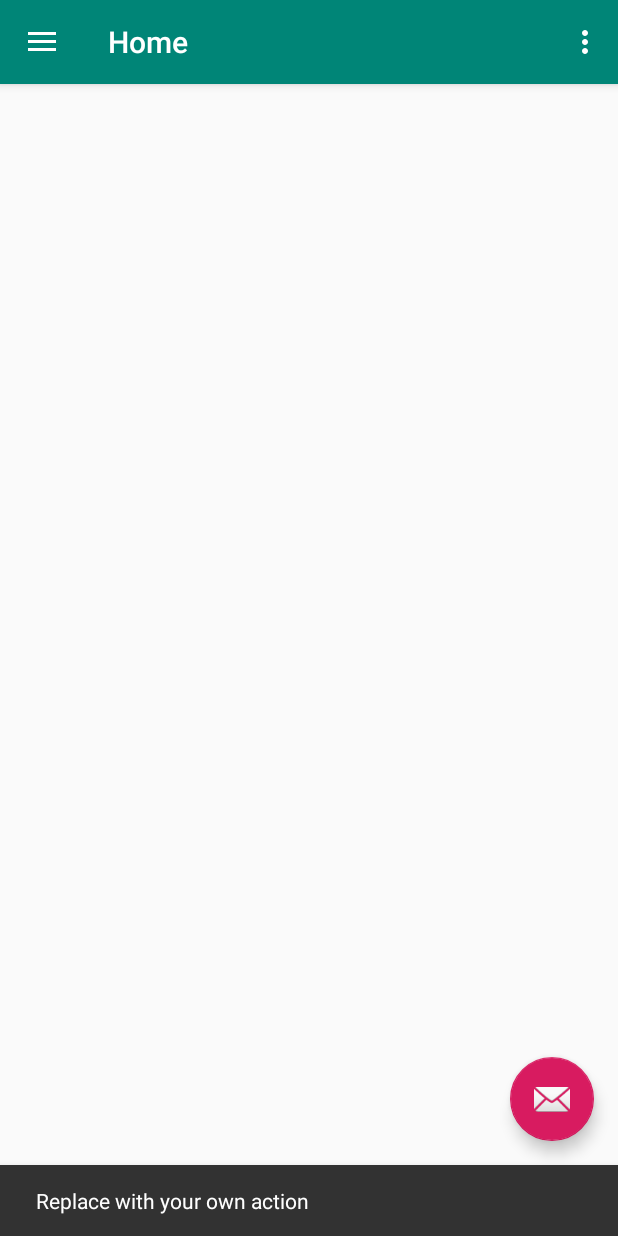
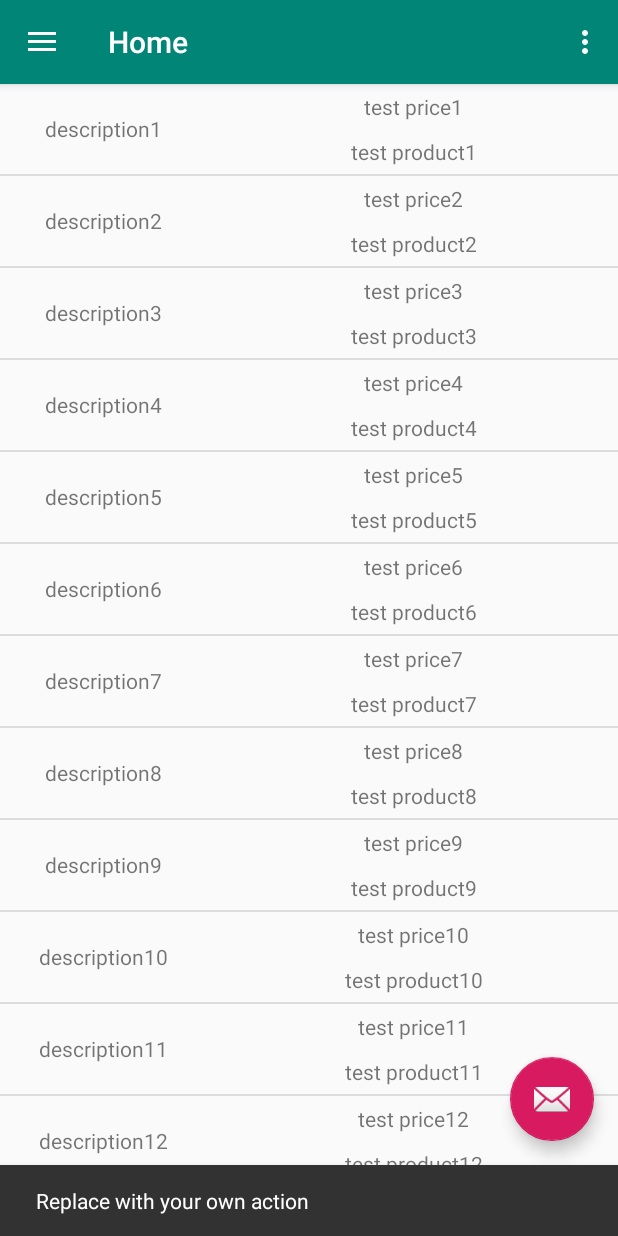
Before and after one commit to IstiVancsa/Android, an Android app: the screen it shows after launch (MainActivity), after a tap on an icon or button, on a phone screen of 412 x 824 dp. Run offline under Robolectric (Android 15) with nearby library versions, the phone set to English and light mode, and no system bars; our stand-ins replace navigation-ui.

Commit message:
Added listview to the main project, home page

```diff
--- a/app/src/main/java/com/example/lab1/ui/home/HomeFragment.java
+++ b/app/src/main/java/com/example/lab1/ui/home/HomeFragment.java
@@ -23,47 +23,17 @@ import java.util.List;
 public class HomeFragment extends Fragment {
 
     private HomeViewModel homeViewModel;
+    private ListView listView;
 
     public View onCreateView(@NonNull LayoutInflater inflater,
                              ViewGroup container, Bundle savedInstanceState) {
         homeViewModel = ViewModelProviders.of(this).get(HomeViewModel.class);
         View root = inflater.inflate(R.layout.fragment_home, container, false);
 
-        List<HomeModel> mockList = new ArrayList<>();
-        mockList.add(new HomeModel(R.drawable.kurtos_kalacs, "kurtos1", "1"));
-        mockList.add(new HomeModel(R.drawable.kurtos_kalacs, "kurtos2", "2"));
-        mockList.add(new HomeModel(R.drawable.kurtos_kalacs, "kurtos3", "3"));
-        mockList.add(new HomeModel(R.drawable.kurtos_kalacs, "kurtos4", "4"));
-        mockList.add(new HomeModel(R.drawable.kurtos_kalacs, "kurtos5", "5"));
-        //homeViewModel.HomeModelList = new ArrayAdapter<List<HomeModel>>(this, R.layout.fragment_home, mockList)
+        listView = (ListView)root.findViewById((R.id.kurtosListView));
 
-        final TextView kurtosName = root.findViewById(R.id.kurtosName);
-        final TextView kurtosPrice = root.findViewById(R.id.kurtosPrice);
-        final ImageView kurtosImage = root.findViewById(R.id.kurtosImage);
-        final ListView kurtosListView = root.findViewById(R.id.kurtosList);
-        kurtosImage.setBackgroundResource(R.drawable.kurtos_kalacs);
-
-
-        homeViewModel.getName().observe(this, new Observer<String>() {
-            @Override
-            public void onChanged(String s) {
-                kurtosName.setText(s);
-            }
-        });
-
-        homeViewModel.getPrice().observe(this, new Observer<String>() {
-            @Override
-            public void onChanged(String s) {
-                kurtosPrice.setText(s);
-            }
-        });
-
-        homeViewModel.getImagePath().observe(this, new Observer<Integer>() {
-            @Override
-            public void onChanged(Integer s) {
-                kurtosImage.setBackgroundResource(s);
-            }
-        });
+        ProductListAdapter adapter = new ProductListAdapter(getActivity(), R.layout.home_list_layout, homeViewModel.getHomeModelList());
+        listView.setAdapter(adapter);
         return root;
     }
 }
--- a/app/src/main/java/com/example/lab1/ui/home/HomeModel.java
+++ /dev/null
@@ -1,15 +0,0 @@
-package com.example.lab1.ui.home;
-
-import androidx.lifecycle.MutableLiveData;
-
-public class HomeModel {
-    public MutableLiveData<Integer> ImagePath;
-    public MutableLiveData<String> KurtosName;
-    public MutableLiveData<String> KurtosPrice;
-
-    public HomeModel(Integer imagePath, String kurtosName, String kurtosPrice){
-        this.ImagePath.setValue(imagePath);
-        this.KurtosPrice.setValue(kurtosPrice);
-        this.KurtosName.setValue(kurtosName);
-    }
-}
--- a/app/src/main/java/com/example/lab1/ui/home/HomeViewModel.java
+++ b/app/src/main/java/com/example/lab1/ui/home/HomeViewModel.java
@@ -14,11 +14,11 @@ import java.util.List;
 
 public class HomeViewModel extends ViewModel {
 
-    public ArrayAdapter<List<HomeModel>> HomeModelList;
+    private  ArrayList<Product> kurtosList;
 
-    public MutableLiveData<Integer> ImagePath;
-    public MutableLiveData<String> KurtosName;
-    public MutableLiveData<String> KurtosPrice;
+    private MutableLiveData<Integer> ImagePath;
+    private MutableLiveData<String> KurtosName;
+    private MutableLiveData<String> KurtosPrice;
 
     public HomeViewModel() {
         ImagePath = new MutableLiveData<>();
@@ -27,6 +27,23 @@ public class HomeViewModel extends ViewModel {
         KurtosName.setValue("Test Kurtos");
         KurtosPrice.setValue("2 lei");
         ImagePath.setValue(R.drawable.kurtos_kalacs);
+
+        this.kurtosList = new ArrayList<>();
+        kurtosList.add(new Product("test price1", "test product1", "description1"));
+        kurtosList.add(new Product("test price2", "test product2", "description2"));
+        kurtosList.add(new Product("test price3", "test product3", "description3"));
+        kurtosList.add(new Product("test price4", "test product4", "description4"));
+        kurtosList.add(new Product("test price5", "test product5", "description5"));
+        kurtosList.add(new Product("test price6", "test product6", "description6"));
+        kurtosList.add(new Product("test price7", "test product7", "description7"));
+        kurtosList.add(new Product("test price8", "test product8", "description8"));
+        kurtosList.add(new Product("test price9", "test product9", "description9"));
+        kurtosList.add(new Product("test price10", "test product10", "description10"));
+        kurtosList.add(new Product("test price11", "test product11", "description11"));
+        kurtosList.add(new Product("test price12", "test product12", "description12"));
+        kurtosList.add(new Product("test price13", "test product13", "description13"));
+        kurtosList.add(new Product("test price14", "test product14", "description14"));
+        kurtosList.add(new Product("test price15", "test product15", "description15"));
     }
 
 
@@ -42,8 +59,8 @@ public class HomeViewModel extends ViewModel {
         return ImagePath;
     }
 
-    public ArrayAdapter<List<HomeModel>> getHomeModelList()
+    public ArrayList<Product> getHomeModelList()
     {
-        return HomeModelList;
+        return kurtosList;
     }
 }
--- /dev/null
+++ b/app/src/main/java/com/example/lab1/ui/home/Product.java
@@ -0,0 +1,37 @@
+package com.example.lab1.ui.home;
+
+public class Product {
+    private String Price;
+    private String Name;
+    private String Description;
+
+    public Product(String price, String name, String description) {
+        Price = price;
+        Name = name;
+        Description = description;
+    }
+
+    public String getPrice() {
+        return Price;
+    }
+
+    public void setPrice(String price) {
+        Price = price;
+    }
+
+    public String getName() {
+        return Name;
+    }
+
+    public void setName(String name) {
+        Name = name;
+    }
+
+    public String getDescription() {
+        return Description;
+    }
+
+    public void setDescription(String description) {
+        Description = description;
+    }
+}
--- /dev/null
+++ b/app/src/main/java/com/example/lab1/ui/home/ProductListAdapter.java
@@ -0,0 +1,49 @@
+package com.example.lab1.ui.home;
+
+import android.content.Context;
+import android.view.LayoutInflater;
+import android.view.View;
+import android.view.ViewGroup;
+import android.widget.ArrayAdapter;
+import android.widget.TextView;
+
+import androidx.annotation.NonNull;
+import androidx.annotation.Nullable;
+
+import com.example.lab1.R;
+
+import java.util.List;
+
+public class ProductListAdapter extends ArrayAdapter<Product> {
+    private static final String TAG = "ProductListAdapter";
+    private Context mContext;
+    private int mResource;
+
+    public ProductListAdapter(@NonNull Context context, int resource, @NonNull List<Product> objects) {
+        super(context, resource, objects);
+        mContext = context;
+        mResource = resource;
+    }
+
+    @NonNull
+    @Override
+    public View getView(int position, @Nullable View convertView, @NonNull ViewGroup parent) {
+        String name = getItem(position).getName();
+        String price = getItem(position).getPrice();
+        String description = getItem(position).getDescription();
+
+        Product product = new Product(price, name, description);
+        LayoutInflater inflater = LayoutInflater.from(mContext);
+        convertView = inflater.inflate(mResource, parent, false);
+
+        TextView nameTextView = (TextView)convertView.findViewById(R.id.textView_Name);
+        TextView priceTextView = (TextView)convertView.findViewById(R.id.textView_Price);
+        TextView descriptionTextView = (TextView)convertView.findViewById(R.id.textView_Description);
+
+        nameTextView.setText(name);
+        priceTextView.setText(price);
+        descriptionTextView.setText(description);
+
+        return convertView;
+    }
+}
--- /dev/null
+++ b/app/src/main/res/layout/home_list_layout.xml
@@ -0,0 +1,39 @@
+<?xml version="1.0" encoding="utf-8"?>
+<LinearLayout
+    xmlns:android="http://schemas.android.com/apk/res/android"
+    android:orientation="horizontal"
+    android:layout_width="match_parent"
+    android:layout_height="match_parent"
+    android:weightSum="100">
+
+    <TextView
+        android:gravity="center"
+        android:id="@+id/textView_Description"
+        android:textAlignment="center"
+        android:layout_width="match_parent"
+        android:layout_height="60dp"
+        android:layout_weight="66.6"
+        android:text="Description" />
+
+    <LinearLayout
+        android:layout_width="match_parent"
+        android:layout_height="wrap_content"
+        android:layout_weight="33.3"
+        android:orientation="vertical">
+
+        <TextView
+            android:gravity="center"
+            android:id="@+id/textView_Price"
+            android:layout_width="match_parent"
+            android:layout_height="30dp"
+            android:text="Price" />
+
+        <TextView
+            android:gravity="center"
+            android:id="@+id/textView_Name"
+            android:layout_width="match_parent"
+            android:layout_height="30dp"
+            android:text="Name"
+            android:layout_below="@+id/textView_Price"/>
+    </LinearLayout>
+</LinearLayout>
```
Also changed, not shown: app/src/main/res/layout/fragment_home.xml (+6 -34 lines).
